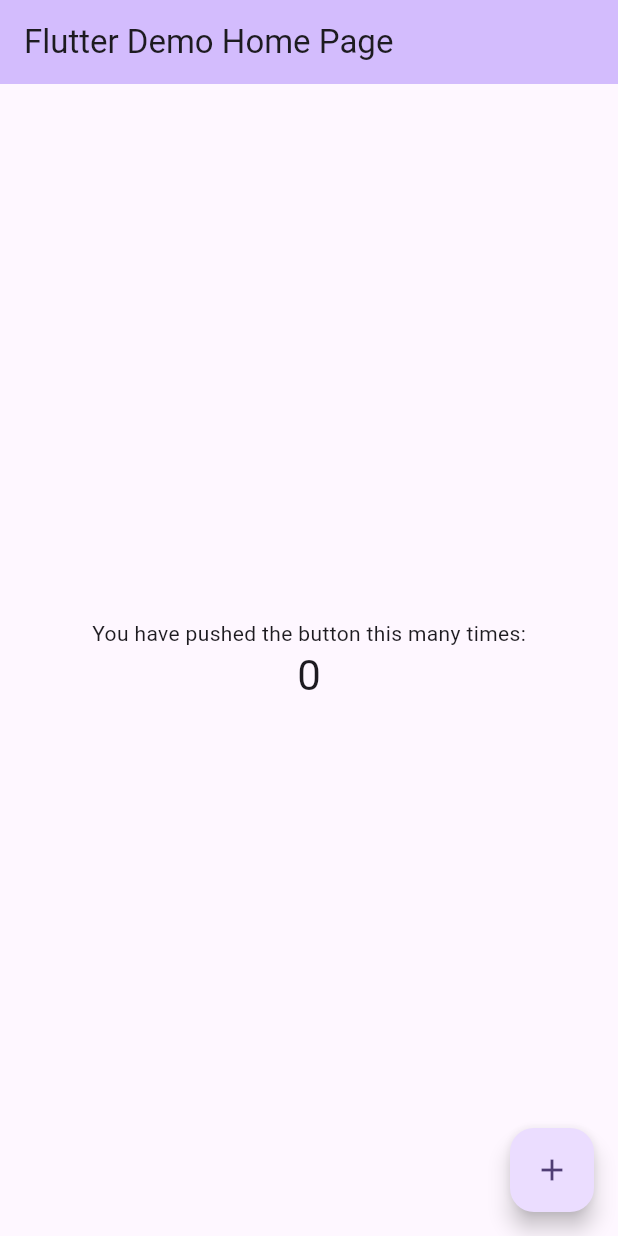
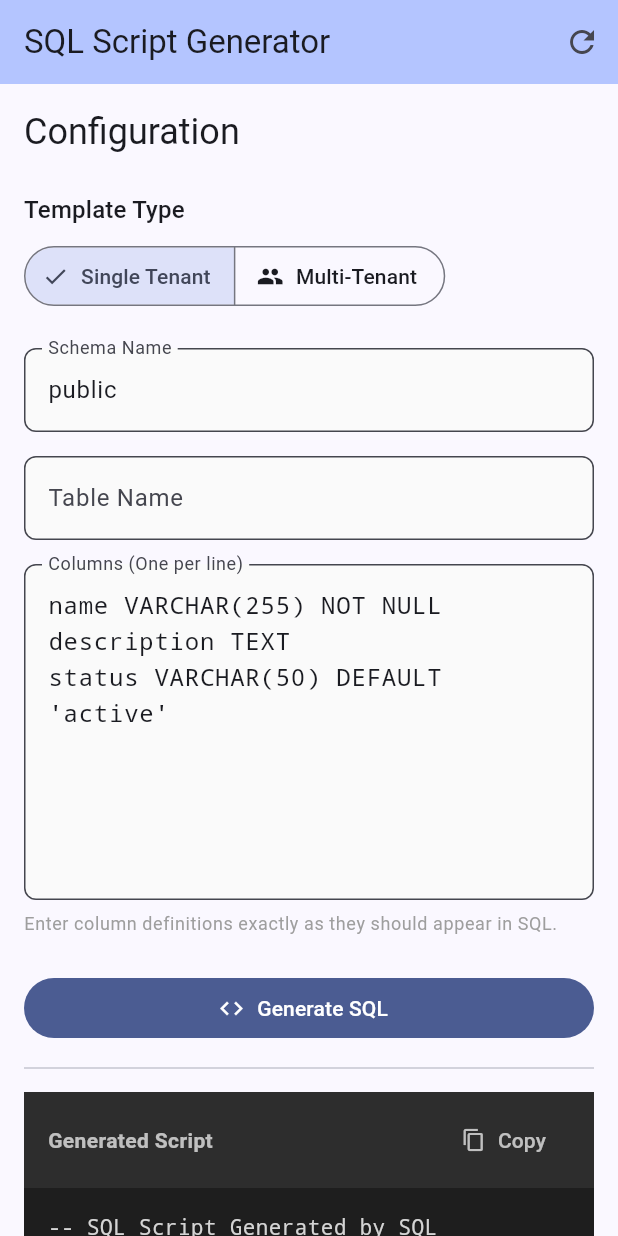
Before and after one commit to could-ai/019ad9dd-6cbe-727b-bf9b-ae0fa118b155, a Flutter app: the screen it shows after launch, on a phone screen of 412 x 824 dp. Run offline on Flutter 3.47's test engine with Material 3 defaults, Android fonts, the phone set to English and light mode, and no system bars.

Commit message:
Setup main application entry point with professional theme and routing to HomePage.; Create SQL generation logic service handling single and multi-tenant templates.; Create HomePage with split-pane layout for configuration and real-time SQL preview.

```diff
--- /dev/null
+++ b/usr/lib/home_page.dart
@@ -0,0 +1,226 @@
+import 'package:flutter/material.dart';
+import 'package:flutter/services.dart';
+import 'sql_generator.dart';
+
+class HomePage extends StatefulWidget {
+  const HomePage({super.key});
+
+  @override
+  State<HomePage> createState() => _HomePageState();
+}
+
+class _HomePageState extends State<HomePage> {
+  DbTemplateType _selectedTemplate = DbTemplateType.singleTenant;
+  final TextEditingController _tableNameController = TextEditingController();
+  final TextEditingController _schemaNameController = TextEditingController(text: 'public');
+  final TextEditingController _columnsController = TextEditingController(text: "name VARCHAR(255) NOT NULL\ndescription TEXT\nstatus VARCHAR(50) DEFAULT 'active'");
+
+  String _generatedSql = '';
+
+  @override
+  void initState() {
+    super.initState();
+    _generateSql(); // Generate initial preview
+  }
+
+  void _generateSql() {
+    setState(() {
+      _generatedSql = SqlGenerator.generate(
+        type: _selectedTemplate,
+        tableName: _tableNameController.text,
+        schemaName: _schemaNameController.text,
+        columnsInput: _columnsController.text,
+      );
+    });
+  }
+
+  void _copyToClipboard() {
+    Clipboard.setData(ClipboardData(text: _generatedSql));
+    ScaffoldMessenger.of(context).showSnackBar(
+      const SnackBar(content: Text('SQL copied to clipboard!')),
+    );
+  }
+
+  @override
+  Widget build(BuildContext context) {
+    // Responsive layout: Split screen on wide screens, column on narrow
+    final isWide = MediaQuery.of(context).size.width > 800;
+
+    return Scaffold(
+      appBar: AppBar(
+        title: const Text('SQL Script Generator'),
+        backgroundColor: Theme.of(context).colorScheme.inversePrimary,
+        actions: [
+          IconButton(
+            icon: const Icon(Icons.refresh),
+            onPressed: _generateSql,
+            tooltip: 'Regenerate',
+          ),
+        ],
+      ),
+      body: isWide ? _buildWideLayout() : _buildNarrowLayout(),
+    );
+  }
+
+  Widget _buildWideLayout() {
+    return Row(
+      children: [
+        Expanded(
+          flex: 2,
+          child: SingleChildScrollView(
+            padding: const EdgeInsets.all(24.0),
+            child: _buildForm(),
+          ),
+        ),
+        const VerticalDivider(width: 1),
+        Expanded(
+          flex: 3,
+          child: _buildPreview(),
+        ),
+      ],
+    );
+  }
+
+  Widget _buildNarrowLayout() {
+    return SingleChildScrollView(
+      padding: const EdgeInsets.all(16.0),
+      child: Column(
+        children: [
+          _buildForm(),
+          const Divider(height: 32),
+          SizedBox(
+            height: 500, // Fixed height for preview in mobile view
+            child: _buildPreview(),
+          ),
+        ],
+      ),
+    );
+  }
+
+  Widget _buildForm() {
+    return Column(
+      crossAxisAlignment: CrossAxisAlignment.start,
+      children: [
+        Text(
+          'Configuration',
+          style: Theme.of(context).textTheme.headlineSmall,
+        ),
+        const SizedBox(height: 24),
+
+        Text('Template Type', style: Theme.of(context).textTheme.titleMedium),
+        const SizedBox(height: 8),
+        SegmentedButton<DbTemplateType>(
+          segments: const [
+            ButtonSegment(
+              value: DbTemplateType.singleTenant,
+              label: Text('Single Tenant'),
+              icon: Icon(Icons.person),
+            ),
+            ButtonSegment(
+              value: DbTemplateType.multiTenant,
+              label: Text('Multi-Tenant'),
+              icon: Icon(Icons.people),
+            ),
+          ],
+          selected: {_selectedTemplate},
+          onSelectionChanged: (Set<DbTemplateType> newSelection) {
+            setState(() {
+              _selectedTemplate = newSelection.first;
+              _generateSql();
+            });
+          },
+        ),
+
+        const SizedBox(height: 24),
+        TextField(
+          controller: _schemaNameController,
+          decoration: const InputDecoration(
+            labelText: 'Schema Name',
+            hintText: 'e.g., public, app',
+          ),
+          onChanged: (_) => _generateSql(),
+        ),
+
+        const SizedBox(height: 16),
+        TextField(
+          controller: _tableNameController,
+          decoration: const InputDecoration(
+            labelText: 'Table Name',
+            hintText: 'e.g., users, orders',
+          ),
+          onChanged: (_) => _generateSql(),
+        ),
+
+        const SizedBox(height: 16),
+        TextField(
+          controller: _columnsController,
+          maxLines: 8,
+          decoration: const InputDecoration(
+            labelText: 'Columns (One per line)',
+            hintText: 'column_name TYPE constraints...',
+            alignLabelWithHint: true,
+          ),
+          style: const TextStyle(fontFamily: 'monospace'),
+          onChanged: (_) => _generateSql(),
+        ),
+        const SizedBox(height: 8),
+        Text(
+          'Enter column definitions exactly as they should appear in SQL.',
+          style: Theme.of(context).textTheme.bodySmall?.copyWith(color: Colors.grey),
+        ),
+
+        const SizedBox(height: 24),
+        SizedBox(
+          width: double.infinity,
+          child: FilledButton.icon(
+            onPressed: _generateSql,
+            icon: const Icon(Icons.code),
+            label: const Text('Generate SQL'),
+          ),
+        ),
+      ],
+    );
+  }
+
+  Widget _buildPreview() {
+    return Container(
+      color: const Color(0xFF1E1E1E), // Dark background for code
+      child: Column(
+        crossAxisAlignment: CrossAxisAlignment.stretch,
+        children: [
+          Container(
+            padding: const EdgeInsets.symmetric(horizontal: 16, vertical: 8),
+            color: const Color(0xFF2D2D2D),
+            child: Row(
+              mainAxisAlignment: MainAxisAlignment.spaceBetween,
+              children: [
+                const Text(
+                  'Generated Script',
+                  style: TextStyle(color: Colors.white70, fontWeight: FontWeight.bold),
+                ),
+                TextButton.icon(
+                  onPressed: _copyToClipboard,
+                  icon: const Icon(Icons.copy, size: 16, color: Colors.white70),
+                  label: const Text('Copy', style: TextStyle(color: Colors.white70)),
+                ),
+              ],
+            ),
+          ),
+          Expanded(
+            child: SingleChildScrollView(
+              padding: const EdgeInsets.all(16),
+              child: SelectableText(
+                _generatedSql,
+                style: const TextStyle(
+                  fontFamily: 'monospace',
+                  fontSize: 14,
+                  color: Color(0xFFD4D4D4), // VS Code default text color
+                ),
+              ),
+            ),
+          ),
+        ],
+      ),
+    );
+  }
+}
--- a/usr/lib/main.dart
+++ b/usr/lib/main.dart
@@ -1,123 +1,47 @@
 import 'package:flutter/material.dart';
+import 'home_page.dart';
 
 void main() {
-  runApp(const MyApp());
+  runApp(const SqlGeneratorApp());
 }
 
-class MyApp extends StatelessWidget {
-  const MyApp({super.key});
+class SqlGeneratorApp extends StatelessWidget {
+  const SqlGeneratorApp({super.key});
 
-  // This widget is the root of your application.
   @override
   Widget build(BuildContext context) {
     return MaterialApp(
-      title: 'Flutter Demo',
+      title: 'SQL Script Generator',
       debugShowCheckedModeBanner: false,
       theme: ThemeData(
-        // This is the theme of your application.
-        //
-        // TRY THIS: Try running your application with "flutter run". You'll see
-        // the application has a purple toolbar. Then, without quitting the app,
-        // try changing the seedColor in the colorScheme below to Colors.green
-        // and then invoke "hot reload" (save your changes or press the "hot
-        // reload" button in a Flutter-supported IDE, or press "r" if you used
-        // the command line to start the app).
-        //
-        // Notice that the counter didn't reset back to zero; the application
-        // state is not lost during the reload. To reset the state, use hot
-        // restart instead.
-        //
-        // This works for code too, not just values: Most code changes can be
-        // tested with just a hot reload.
-        colorScheme: ColorScheme.fromSeed(seedColor: Colors.deepPurple),
+        colorScheme: ColorScheme.fromSeed(
+          seedColor: const Color(0xFF2563EB), // Professional Blue
+          brightness: Brightness.light,
+        ),
+        useMaterial3: true,
+        inputDecorationTheme: InputDecorationTheme(
+          border: OutlineInputBorder(borderRadius: BorderRadius.circular(8)),
+          filled: true,
+          fillColor: Colors.grey.shade50,
+        ),
       ),
+      darkTheme: ThemeData(
+        colorScheme: ColorScheme.fromSeed(
+          seedColor: const Color(0xFF2563EB),
+          brightness: Brightness.dark,
+        ),
+        useMaterial3: true,
+        inputDecorationTheme: InputDecorationTheme(
+          border: OutlineInputBorder(borderRadius: BorderRadius.circular(8)),
+          filled: true,
+          fillColor: Colors.grey.shade900,
+        ),
+      ),
+      themeMode: ThemeMode.system,
       initialRoute: '/',
       routes: {
-        '/': (context) => const MyHomePage(title: 'Flutter Demo Home Page'),
+        '/': (context) => const HomePage(),
       },
     );
   }
 }
-
-class MyHomePage extends StatefulWidget {
-  const MyHomePage({super.key, required this.title});
-
-  // This widget is the home page of your application. It is stateful, meaning
-  // that it has a State object (defined below) that contains fields that affect
-  // how it looks.
-
-  // This class is the configuration for the state. It holds the values (in this
-  // case the title) provided by the parent (in this case the App widget) and
-  // used by the build method of the State. Fields in a Widget subclass are
-  // always marked "final".
-
-  final String title;
-
-  @override
-  State<MyHomePage> createState() => _MyHomePageState();
-}
-
-class _MyHomePageState extends State<MyHomePage> {
-  int _counter = 0;
-
-  void _incrementCounter() {
-    setState(() {
-      // This call to setState tells the Flutter framework that something has
-      // changed in this State, which causes it to rerun the build method below
-      // so that the display can reflect the updated values. If we changed
-      // _counter without calling setState(), then the build method would not be
-      // called again, and so nothing would appear to happen.
-      _counter++;
-    });
-  }
-
-  @override
-  Widget build(BuildContext context) {
-    // This method is rerun every time setState is called, for instance as done
-    // by the _incrementCounter method above.
-    //
-    // The Flutter framework has been optimized to make rerunning build methods
-    // fast, so that you can just rebuild anything that needs updating rather
-    // than having to individually change instances of widgets.
-    return Scaffold(
-      appBar: AppBar(
-        // TRY THIS: Try changing the color here to a specific color (to
-        // Colors.amber, perhaps?) and trigger a hot reload to see the AppBar
-        // change color while the other colors stay the same.
-        backgroundColor: Theme.of(context).colorScheme.inversePrimary,
-        // Here we take the value from the MyHomePage object that was created by
-        // the App.build method, and use it to set our appbar title.
-        title: Text(widget.title),
-      ),
-      body: Center(
-        // Center is a layout widget. It takes a single child and positions it
-        // in the middle of the parent.
-        child: Column(
-          // Column is also a layout widget. It takes a list of children and
-          // arranges them vertically. By default, it sizes itself to fit its
-          // children horizontally, and tries to be as tall as its parent.
-          //
-          // Column has various properties to control how it sizes itself and
-          // how it positions its children. Here we use mainAxisAlignment to
-          // center the children vertically; the main axis here is the vertical
-          // axis because Columns are vertical (the cross axis would be
-          // horizontal).
-          //
-          // TRY THIS: Invoke "debug painting" (choose the "Toggle Debug Paint"
-          // action in the IDE, or press "p" in the console), to see the
-          // wireframe for each widget.
-          mainAxisAlignment: MainAxisAlignment.center,
-          children: <Widget>[
-            const Text('You have pushed the button this many times:'),
-            Text('$_counter', style: Theme.of(context).textTheme.headlineMedium),
-          ],
-        ),
-      ),
-      floatingActionButton: FloatingActionButton(
-        onPressed: _incrementCounter,
-        tooltip: 'Increment',
-        child: const Icon(Icons.add),
-      ), // This trailing comma makes auto-formatting nicer for build methods.
-    );
-  }
-}
--- /dev/null
+++ b/usr/lib/sql_generator.dart
@@ -0,0 +1,99 @@
+enum DbTemplateType {
+  singleTenant,
+  multiTenant,
+}
+
+class SqlGenerator {
+  static String generate({
+    required DbTemplateType type,
+    required String tableName,
+    required String columnsInput, // Expecting format: name:type, name:type
+    String? schemaName,
+  }) {
+    final schema = schemaName != null && schemaName.isNotEmpty ? schemaName : 'public';
+    final table = tableName.isNotEmpty ? tableName : 'example_table';
+    final columns = _parseColumns(columnsInput);
+
+    final buffer = StringBuffer();
+
+    buffer.writeln('-- SQL Script Generated by SQL Generator App');
+    buffer.writeln('-- Template: ${type == DbTemplateType.singleTenant ? "Single Tenant" : "Multi-Tenant"}');
+    buffer.writeln('-- Timestamp: ${DateTime.now().toIso8601String()}');
+    buffer.writeln();
+
+    if (type == DbTemplateType.singleTenant) {
+      _generateSingleTenant(buffer, schema, table, columns);
+    } else {
+      _generateMultiTenant(buffer, schema, table, columns);
+    }
+
+    return buffer.toString();
+  }
+
+  static List<String> _parseColumns(String input) {
+    if (input.isEmpty) return ['id SERIAL PRIMARY KEY', 'created_at TIMESTAMP DEFAULT NOW()'];
+
+    return input.split('\n').where((line) => line.trim().isNotEmpty).map((line) {
+      // Simple cleanup
+      return line.trim();
+    }).toList();
+  }
+
+  static void _generateSingleTenant(StringBuffer buffer, String schema, String table, List<String> columns) {
+    buffer.writeln('CREATE SCHEMA IF NOT EXISTS $schema;');
+    buffer.writeln();
+    buffer.writeln('CREATE TABLE IF NOT EXISTS $schema.$table (');
+
+    // Add standard ID if not present (simplified logic)
+    if (!columns.any((c) => c.toLowerCase().contains('primary key'))) {
+       buffer.writeln('    id BIGINT GENERATED BY DEFAULT AS IDENTITY PRIMARY KEY,');
+    }
+
+    for (int i = 0; i < columns.length; i++) {
+      final isLast = i == columns.length - 1;
+      buffer.writeln('    ${columns[i]}${isLast ? "" : ","}');
+    }
+
+    buffer.writeln(');');
+    buffer.writeln();
+    buffer.writeln('-- Index examples');
+    buffer.writeln('CREATE INDEX idx_${table}_created_at ON $schema.$table(created_at);');
+  }
+
+  static void _generateMultiTenant(StringBuffer buffer, String schema, String table, List<String> columns) {
+    buffer.writeln('CREATE SCHEMA IF NOT EXISTS $schema;');
+    buffer.writeln();
+    buffer.writeln('CREATE TABLE IF NOT EXISTS $schema.$table (');
+
+    // Standard ID
+    if (!columns.any((c) => c.toLowerCase().contains('primary key'))) {
+       buffer.writeln('    id BIGINT GENERATED BY DEFAULT AS IDENTITY PRIMARY KEY,');
+    }
+
+    // Tenant ID is mandatory for multi-tenant
+    buffer.writeln('    tenant_id UUID NOT NULL,'); // Assuming UUID for tenant_id
+
+    for (int i = 0; i < columns.length; i++) {
+      buffer.writeln('    ${columns[i]},');
+    }
+
+    // Remove trailing comma logic handled by just adding standard columns last or carefully
+    // For simplicity in this demo, we assume the user inputs valid SQL column defs
+    // Let's just close it cleanly.
+    buffer.writeln('    created_at TIMESTAMP WITH TIME ZONE DEFAULT NOW(),');
+    buffer.writeln('    updated_at TIMESTAMP WITH TIME ZONE DEFAULT NOW()');
+
+    buffer.writeln(');');
+    buffer.writeln();
+
+    buffer.writeln('-- Multi-tenant specific indexes');
+    buffer.writeln('CREATE INDEX idx_${table}_tenant_id ON $schema.$table(tenant_id);');
+    buffer.writeln();
+
+    buffer.writeln('-- Row Level Security (RLS) Policy Example');
+    buffer.writeln('ALTER TABLE $schema.$table ENABLE ROW LEVEL SECURITY;');
+    buffer.writeln();
+    buffer.writeln('CREATE POLICY tenant_isolation_policy ON $schema.$table');
+    buffer.writeln('    USING (tenant_id = current_setting(\'app.current_tenant_id\')::uuid);');
+  }
+}
```
